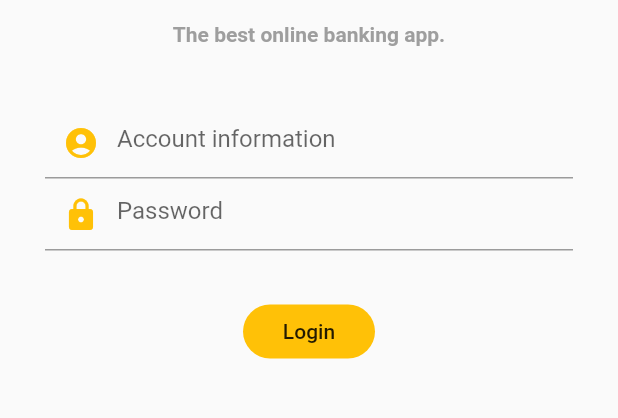
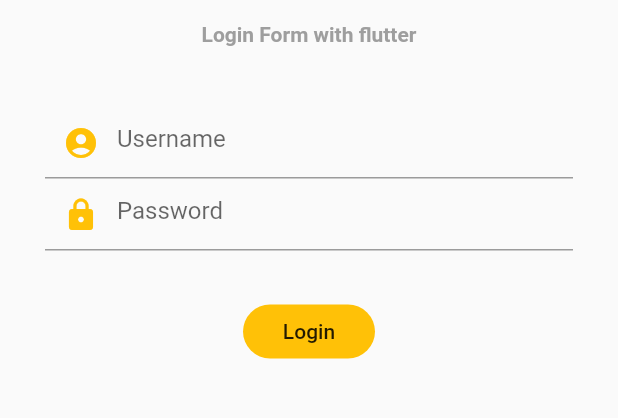
Before and after one commit to mathiam99/Flutter-UI-demo, a Flutter app: the screen it shows after launch, on a phone screen of 412 x 824 dp, the part 270-688 px from its top. Run offline on Flutter 3.47's test engine with Material 2 defaults, Android fonts, the phone set to English and light mode, and no system bars.

Commit message:
Add files via upload

```diff
--- a/lib/main.dart
+++ b/lib/main.dart
@@ -9,6 +9,7 @@ class MyApp extends StatelessWidget {
   @override
   Widget build(BuildContext context) {
     return MaterialApp(
+      debugShowCheckedModeBanner: false,
       title: '',
       theme: ThemeData(
         primarySwatch: Colors.blue,
@@ -46,7 +47,7 @@ class _MyHomePageState extends State<MyHomePage> {
               ),
               Container(
                 child: Text(
-                    "The best online banking app.",
+                    "Login Form with flutter",
                   style: TextStyle(
                     color: Colors.grey,
                     fontWeight: FontWeight.bold,
@@ -63,12 +64,14 @@ class _MyHomePageState extends State<MyHomePage> {
                         children: [
                           TextFormField(
                             decoration: InputDecoration(
-                              hintText: "Account information",
+                              hintText: "Username",
                               prefixIcon: Icon(Icons.account_circle, color: Colors.amber,)
                             ),
                           ),
                           TextFormField(
+                            obscureText: true,
                             decoration: InputDecoration(
+
                               hintText: "Password",
                                 prefixIcon: Icon(Icons.lock, color: Colors.amber,)
                             )
```
